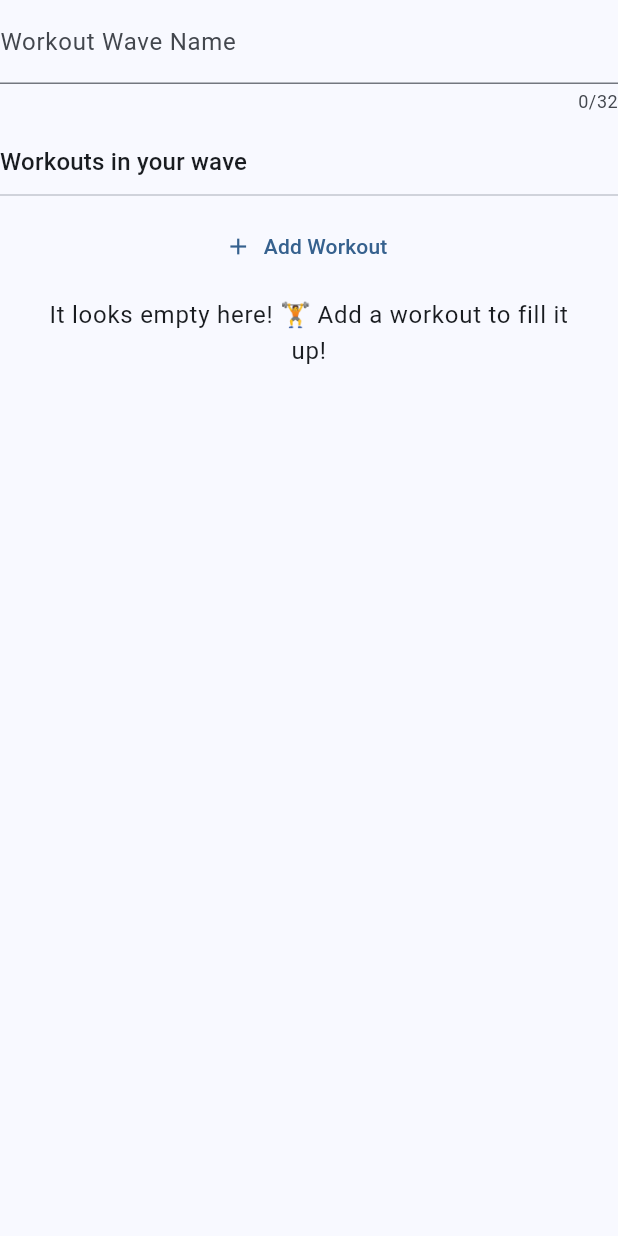
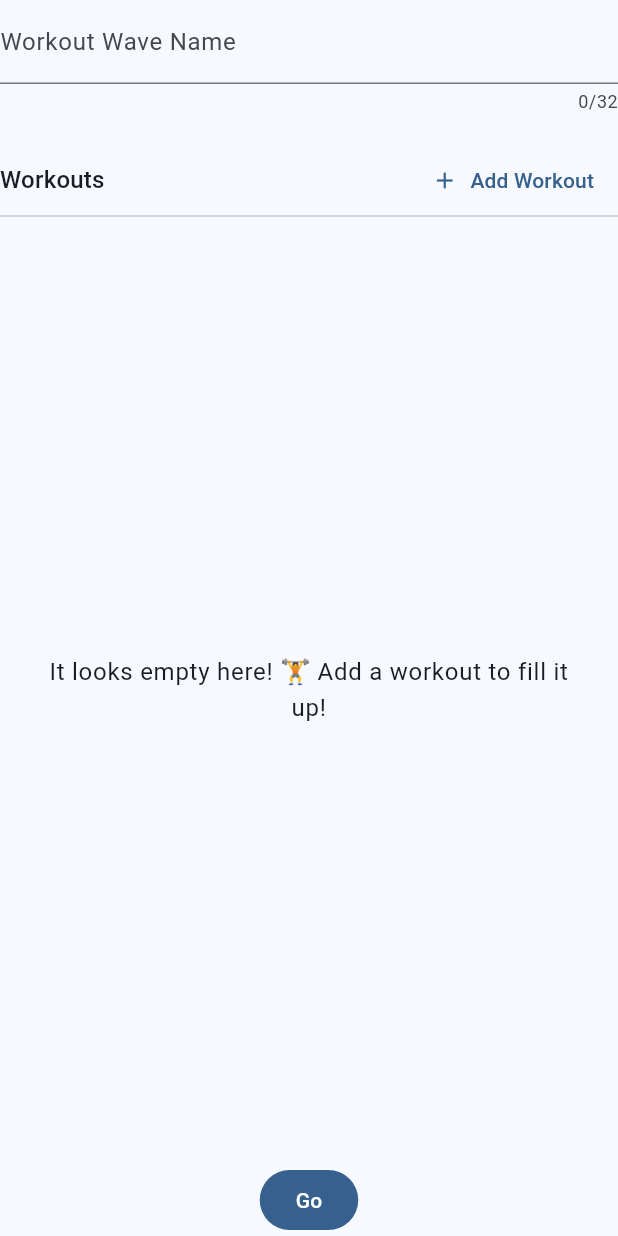
Before and after one commit to AkashM006/fit_chrono, a Flutter app: the WorkoutWaveFormWidget widget shown alone on an empty page, opened directly, on a phone screen of 412 x 824 dp. Run offline on Flutter 3.47's test engine with Material 3 defaults, Android fonts, the phone set to English and light mode, and no system bars; our stand-ins replace drift, flutter_riverpod, go_router, riverpod_annotation, sqlite3_flutter_libs; missing offline and left inert: drift_db_viewer, sqlite3; accounts and stored records are empty; generated files the repository leaves out were written again; statements that could not run were skipped.

Commit message:
Layout changes for workout wave creation

```diff
--- a/lib/src/features/workout_wave/presentation/widgets/workout_wave_form/workout_wave_form.widget.dart
+++ b/lib/src/features/workout_wave/presentation/widgets/workout_wave_form/workout_wave_form.widget.dart
@@ -49,15 +49,19 @@ class _WorkoutWaveFormWidgetState extends ConsumerState<WorkoutWaveFormWidget> {
     });
   }
 
+  void onCreateWorkoutWave() {}
+
   @override
   Widget build(BuildContext context) {
     return PopScope(
       child: Form(
         key: _formKey,
+        child: Expanded(
           child: Column(
             children: [
               TextFormField(
-              initialValue: _workoutWaveWithWorkoutsMeasureDto.workoutWave.name,
+                initialValue:
+                    _workoutWaveWithWorkoutsMeasureDto.workoutWave.name,
                 decoration: const InputDecoration(
                   label: Text("Workout Wave Name"),
                 ),
@@ -76,10 +80,19 @@ class _WorkoutWaveFormWidgetState extends ConsumerState<WorkoutWaveFormWidget> {
                 workoutWaveName:
                     _workoutWaveWithWorkoutsMeasureDto.workoutWave.name,
                 onWorkoutMeasureAdd: onWorkoutMeasureAdd,
-              onAddedWorkoutWithMeasureRemove: onAddedWorkoutWithMeasureRemove,
+                onAddedWorkoutWithMeasureRemove:
+                    onAddedWorkoutWithMeasureRemove,
                 onAddedWorkoutWithMeasureEdit: onAddedWorkoutWithMeasureEdit,
               ),
+              const SizedBox(
+                height: 10,
+              ),
+              FilledButton(
+                onPressed: onCreateWorkoutWave,
+                child: const Text("Go"),
+              ),
             ],
+          ),
         ),
       ),
     );
--- a/lib/src/features/workout_wave/presentation/widgets/workout_wave_form/workouts_with_measure_list.widget.dart
+++ b/lib/src/features/workout_wave/presentation/widgets/workout_wave_form/workouts_with_measure_list.widget.dart
@@ -75,17 +75,29 @@ class WorkoutsWithMeasureListWidget extends StatelessWidget {
       );
     }).toList();
 
-    return Column(
+    return Expanded(
+      child: Column(
         children: [
-        Align(
-          alignment: Alignment.centerLeft,
-          child: Text(
-            "Workouts in your wave",
+          // Align(
+          //   alignment: Alignment.centerLeft,
+          // child: Text(
+          //   "Workouts in your wave",
+          //   style: Theme.of(context).textTheme.titleMedium,
+          // ),
+          // ),
+          Row(
+            mainAxisAlignment: MainAxisAlignment.spaceBetween,
+            children: [
+              Text(
+                "Workouts",
                 style: Theme.of(context).textTheme.titleMedium,
               ),
+              TextButton.icon(
+                onPressed: onNewWorkoutWithMeasure,
+                icon: const Icon(Icons.add),
+                label: const Text("Add Workout"),
               ),
-        const SizedBox(
-          height: 10,
+            ],
           ),
           const Divider(
             height: 0.5,
@@ -93,16 +105,10 @@ class WorkoutsWithMeasureListWidget extends StatelessWidget {
           const SizedBox(
             height: 10,
           ),
-        TextButton.icon(
-          onPressed: onNewWorkoutWithMeasure,
-          icon: const Icon(Icons.add),
-          label: const Text("Add Workout"),
-        ),
-        const SizedBox(
-          height: 10,
-        ),
           if (workoutsWithMeasure.isEmpty)
-          Padding(
+            Expanded(
+              child: Center(
+                child: Padding(
                   padding: const EdgeInsets.symmetric(horizontal: 20),
                   child: Text(
                     "It looks empty here! 🏋️ Add a workout to fill it up!",
@@ -110,8 +116,16 @@ class WorkoutsWithMeasureListWidget extends StatelessWidget {
                     style: Theme.of(context).textTheme.bodyLarge,
                   ),
                 ),
-        if (workoutsWithMeasure.isNotEmpty) ...listWidgets,
+              ),
+            ),
+          if (workoutsWithMeasure.isNotEmpty)
+            Expanded(
+              child: SingleChildScrollView(
+                child: Column(children: listWidgets),
+              ),
+            ),
         ],
+      ),
     );
   }
 }
--- a/lib/src/features/workout_wave/presentation/workout_wave_form.screen.dart
+++ b/lib/src/features/workout_wave/presentation/workout_wave_form.screen.dart
@@ -12,6 +12,7 @@ class WorkoutWaveFormScreen extends ConsumerWidget {
     return Scaffold(
       appBar: AppBar(),
       body: const FormContainerWidget(
+        isScroll: false,
         children: [
           WorkoutWaveDescriptionWidget(),
           SizedBox(
```
Also changed, not shown: lib/src/features/shared/presentation/widgets/form_container/form_container.widget.dart (+16 -7 lines). Lines whose indentation alone changed are shown as unchanged.
